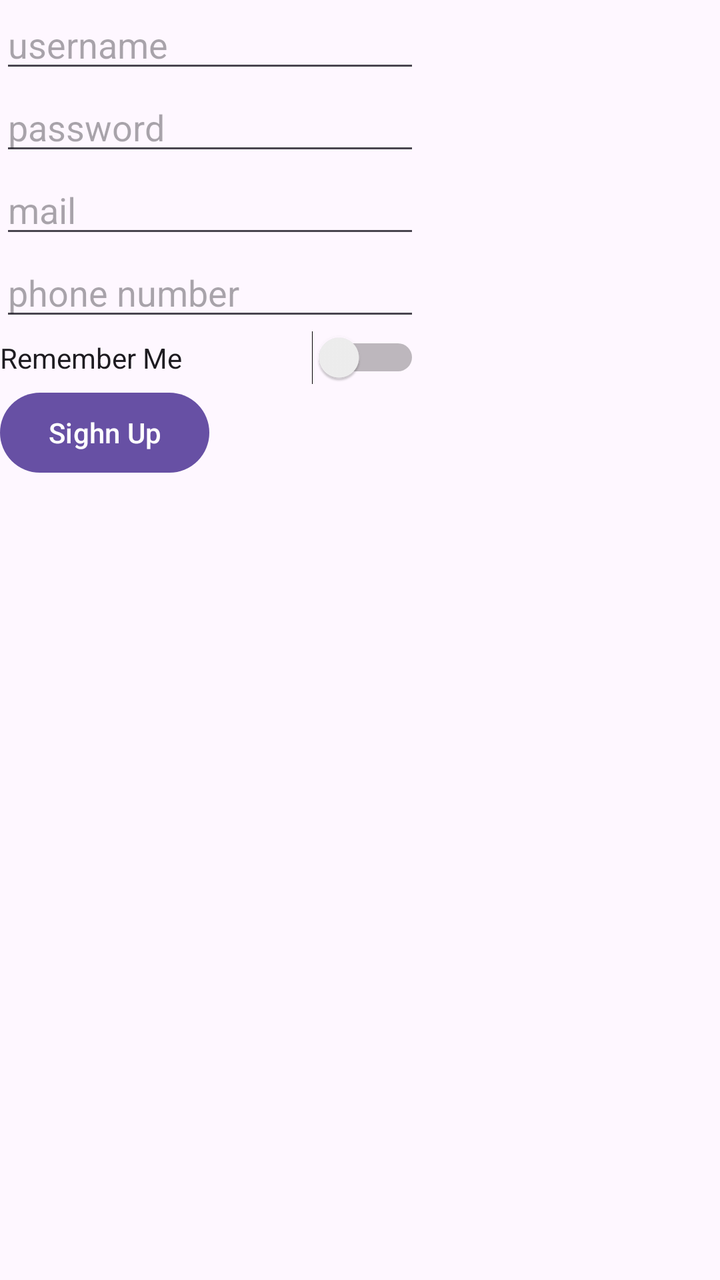
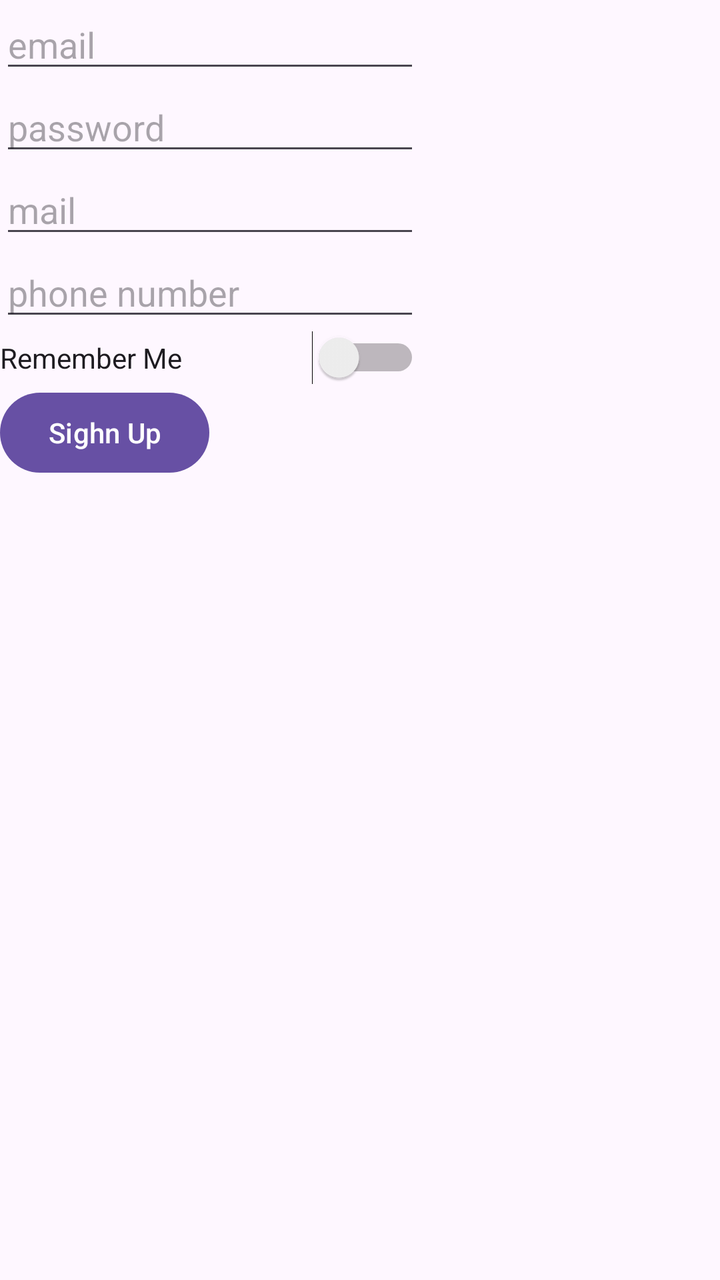

Before-and-after screenshots of an Android layout around one commit, followed by the original layout XML and the change that was made.
<!-- AndroidManifest.xml: application theme Theme.RecyclerView -->
<!-- res/layout/sighn_up_custome_dialog.xml -->
<?xml version="1.0" encoding="utf-8"?>
<androidx.constraintlayout.widget.ConstraintLayout xmlns:android="http://schemas.android.com/apk/res/android"
    xmlns:app="http://schemas.android.com/apk/res-auto"
    xmlns:tools="http://schemas.android.com/tools"
    android:layout_width="match_parent"
    android:layout_height="match_parent">

    <LinearLayout
        android:layout_width="wrap_content"
        android:layout_height="wrap_content"
        android:orientation="vertical"
        tools:layout_editor_absoluteX="1dp"
        tools:layout_editor_absoluteY="1dp">

        <EditText
            android:id="@+id/usernameET"
            android:layout_width="wrap_content"
            android:layout_height="wrap_content"
            android:ems="10"
            android:hint="username"
            android:inputType="text" />

        <EditText
            android:id="@+id/passwordET"
            android:layout_width="wrap_content"
            android:layout_height="wrap_content"
            android:ems="10"
            android:hint="password"
            android:inputType="text" />

        <EditText
            android:id="@+id/mailET"
            android:layout_width="wrap_content"
            android:layout_height="wrap_content"
            android:ems="10"
            android:hint="mail"
            android:inputType="text" />

        <EditText
            android:id="@+id/phoneET"
            android:layout_width="wrap_content"
            android:layout_height="wrap_content"
            android:ems="10"
            android:hint="phone number"
            android:inputType="text" />

        <Switch
            android:id="@+id/rememberMeSwitch"
            android:layout_width="match_parent"
            android:layout_height="wrap_content"
            android:text="Remember Me" />

        <Button
            android:id="@+id/SighnUpButton"
            android:layout_width="wrap_content"
            android:layout_height="wrap_content"
            android:text="Sighn Up" />
    </LinearLayout>
</androidx.constraintlayout.widget.ConstraintLayout>
<!-- resources referenced by this layout -->
<resources>
  <style name="Theme.RecyclerView" parent="Base.Theme.RecyclerView" />
  <style name="Base.Theme.RecyclerView" parent="Theme.Material3.DayNight.NoActionBar">
          
          
      </style>
</resources>

<!-- the commit's change to res/layout/sighn_up_custome_dialog.xml (unified diff, before → after) -->
@@ -13,11 +13,11 @@
         tools:layout_editor_absoluteY="1dp">
 
         <EditText
-            android:id="@+id/usernameET"
+            android:id="@+id/emailET"
             android:layout_width="wrap_content"
             android:layout_height="wrap_content"
             android:ems="10"
-            android:hint="username"
+            android:hint="email"
             android:inputType="text" />
 
         <EditText
